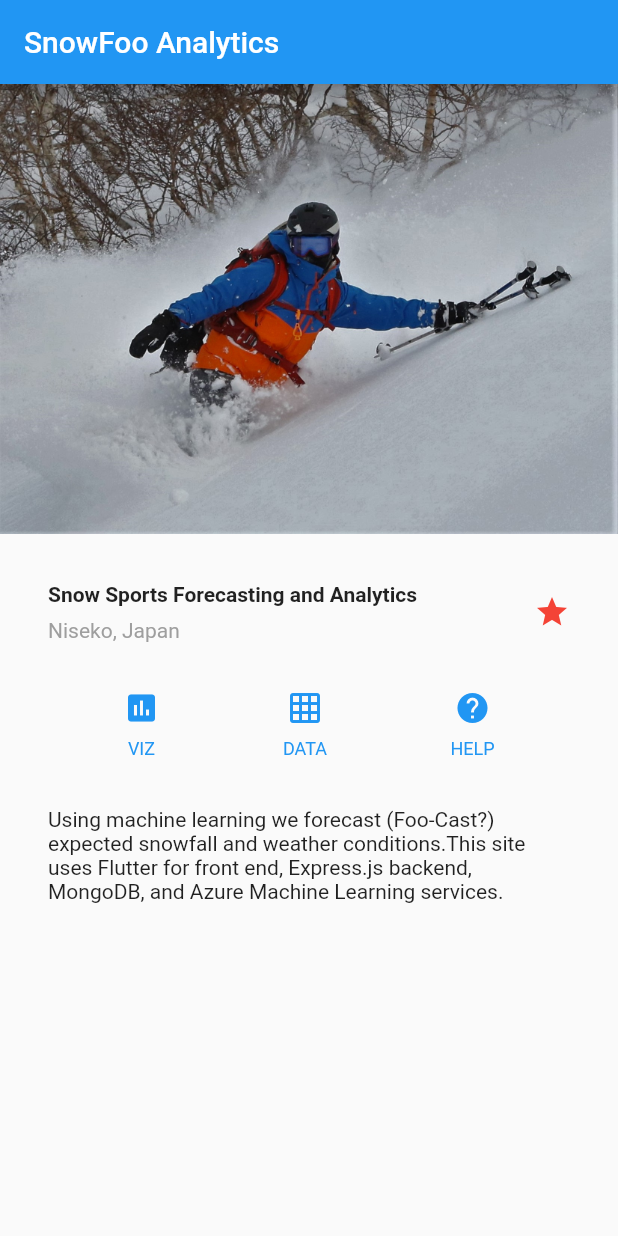
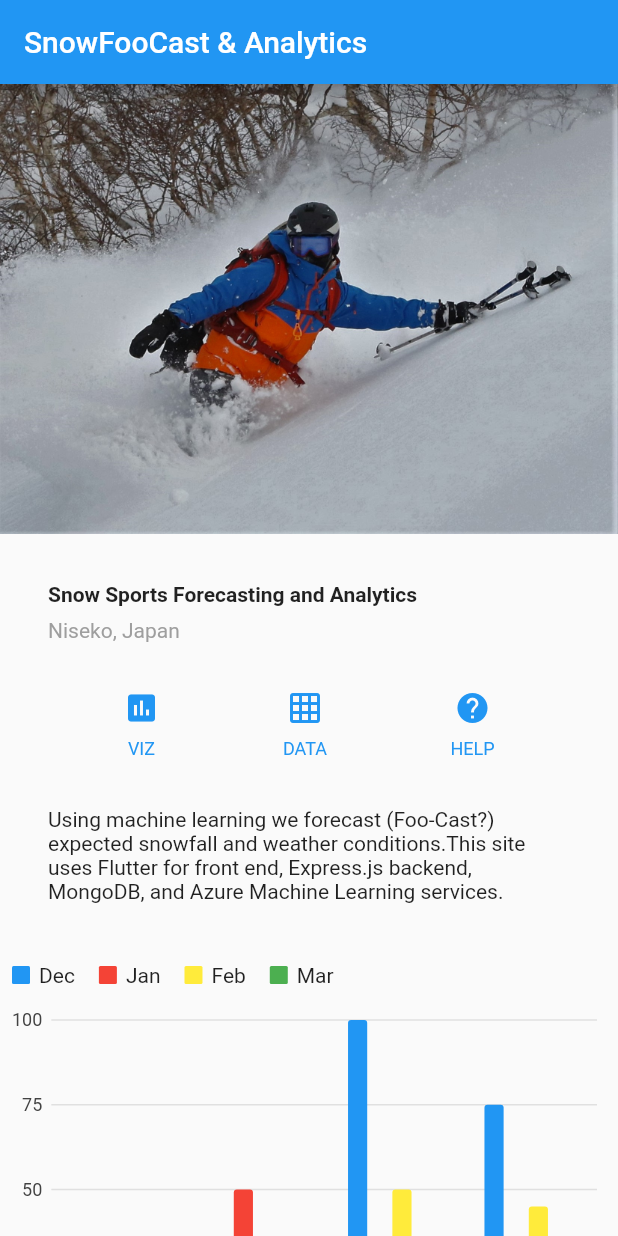
Before and after one commit to dougfoo/snowflutter, a Flutter app: the screen it shows after launch, on a phone screen of 412 x 824 dp. Run offline on Flutter 3.47's test engine with Material 2 defaults, Android fonts, the light colour scheme and no system bars; our stand-ins replace charts_flutter.

Commit message:
added dummy chart

```diff
--- a/proj2/lib/main.dart
+++ b/proj2/lib/main.dart
@@ -1,4 +1,5 @@
 import 'package:flutter/material.dart';
+import 'package:charts_flutter/flutter.dart' as charts;
 
 void main() => runApp(MyApp());
 
@@ -33,10 +34,6 @@ class MyApp extends StatelessWidget {
               ],
             ),
           ),
-        Icon(
-          Icons.star,
-          color: Colors.red[500],
-        ),
          ],
       ),
     );
@@ -62,11 +59,16 @@ class MyApp extends StatelessWidget {
       ),
     );
 
+    Widget chartSection = Container(
+      height: 300,
+      child: SimpleSeriesLegend.withSampleData()
+    );
+
     return MaterialApp(
-      title: 'SnowFoo Analytics',
+      title: 'SnowFooCast &Analytics',
       home: Scaffold(
         appBar: AppBar(
-          title: Text('SnowFoo Analytics'),
+          title: Text('SnowFooCast & Analytics'),
         ),
         body: ListView (
           children: [
@@ -78,7 +80,8 @@ class MyApp extends StatelessWidget {
             ),
             titleSection,
             buttonSection,
-            textSection
+            textSection,
+            chartSection
           ],
         )
       ),
@@ -106,3 +109,142 @@ class MyApp extends StatelessWidget {
     );
   }
 }
+
+class FavoriteWidget extends StatefulWidget {
+  @override
+  _FavoriteWidgetState createState() => _FavoriteWidgetState();
+}
+
+class _FavoriteWidgetState extends State<FavoriteWidget> {
+  bool _isFavorited = true;
+  int _favoriteCount = 41;
+
+  @override
+  Widget build(BuildContext context) {
+    return Row(
+      mainAxisSize: MainAxisSize.min,
+      children: [
+        Container(
+          padding: EdgeInsets.all(0),
+          child: IconButton(
+            icon: (_isFavorited ? Icon(Icons.star) : Icon(Icons.star_border)),
+            color: Colors.red[500],
+            onPressed: _toggleFavorite,
+          ),
+        ),
+        SizedBox(
+          width: 18,
+          child: Container(
+            child: Text('$_favoriteCount'),
+          ),
+        ),
+      ],
+    );
+  }
+
+  void _toggleFavorite() {
+    setState(() {
+      if (_isFavorited) {
+        _favoriteCount -= 1;
+        _isFavorited = false;
+      } else {
+        _favoriteCount += 1;
+        _isFavorited = true;
+      }
+    });
+  }
+}
+
+class SimpleSeriesLegend extends StatelessWidget {
+  final List<charts.Series> seriesList;
+  final bool animate;
+
+  SimpleSeriesLegend(this.seriesList, {this.animate});
+
+  factory SimpleSeriesLegend.withSampleData() {
+    return new SimpleSeriesLegend(
+      _createSampleData(),
+      // Disable animations for image tests.
+      animate: false,
+    );
+  }
+
+
+  @override
+  Widget build(BuildContext context) {
+    return new charts.BarChart(
+      seriesList,
+      animate: animate,
+      barGroupingType: charts.BarGroupingType.grouped,
+      // Add the series legend behavior to the chart to turn on series legends.
+      // By default the legend will display above the chart.
+      behaviors: [new charts.SeriesLegend()],
+    );
+  }
+
+  /// Create series list with multiple series
+  static List<charts.Series<SnowFall, String>> _createSampleData() {
+    final decData = [
+      new SnowFall('2014', 5),
+      new SnowFall('2015', 25),
+      new SnowFall('2016', 100),
+      new SnowFall('2017', 75),
+    ];
+
+    final janData = [
+      new SnowFall('2014', 25),
+      new SnowFall('2015', 50),
+      new SnowFall('2016', 10),
+      new SnowFall('2017', 20),
+    ];
+
+    final febData = [
+      new SnowFall('2014', 10),
+      new SnowFall('2015', 15),
+      new SnowFall('2016', 50),
+      new SnowFall('2017', 45),
+    ];
+
+    final marData = [
+      new SnowFall('2014', 20),
+      new SnowFall('2015', 35),
+      new SnowFall('2016', 15),
+      new SnowFall('2017', 10),
+    ];
+
+    return [
+      new charts.Series<SnowFall, String>(
+        id: 'Dec',
+        domainFn: (SnowFall snow, _) => snow.year,
+        measureFn: (SnowFall snow, _) => snow.snow,
+        data: decData,
+      ),
+      new charts.Series<SnowFall, String>(
+        id: 'Jan',
+        domainFn: (SnowFall snow, _) => snow.year,
+        measureFn: (SnowFall snow, _) => snow.snow,
+        data: janData,
+      ),
+      new charts.Series<SnowFall, String>(
+        id: 'Feb',
+        domainFn: (SnowFall snow, _) => snow.year,
+        measureFn: (SnowFall snow, _) => snow.snow,
+        data: febData,
+      ),
+      new charts.Series<SnowFall, String>(
+        id: 'Mar',
+        domainFn: (SnowFall snow, _) => snow.year,
+        measureFn: (SnowFall snow, _) => snow.snow,
+        data: marData,
+      ),
+    ];
+  }
+}
+
+/// Sample ordinal data type.
+class SnowFall {
+  final String year;
+  final int snow;
+
+  SnowFall(this.year, this.snow);
+}
--- a/proj2/pubspec.yaml
+++ b/proj2/pubspec.yaml
@@ -23,6 +23,7 @@ dependencies:
   # The following adds the Cupertino Icons font to your application.
   # Use with the CupertinoIcons class for iOS style icons.
   cupertino_icons: ^0.1.2
+  charts_flutter: ^0.8.1
 
 dev_dependencies:
   flutter_test:
```
Also changed, not shown: proj2/pubspec.lock.
